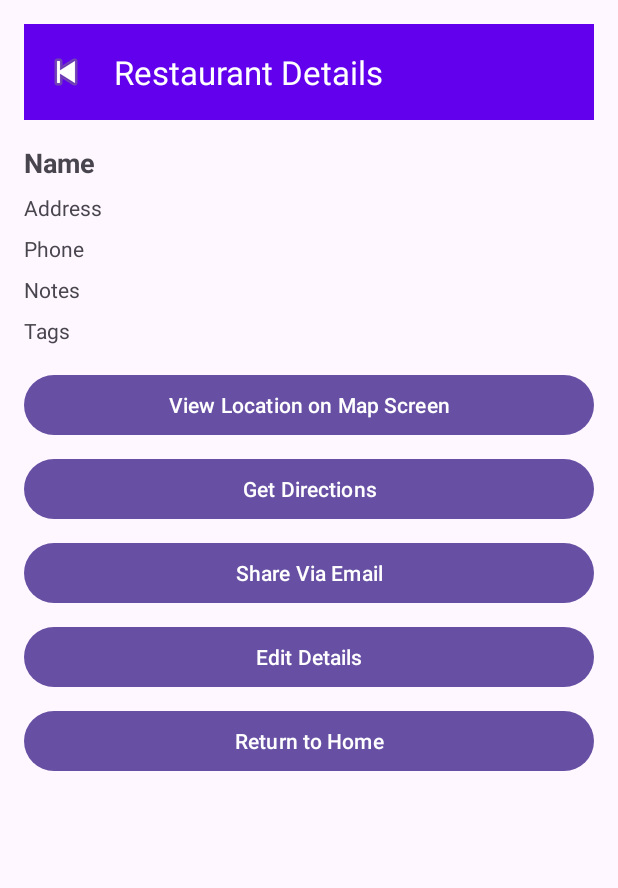
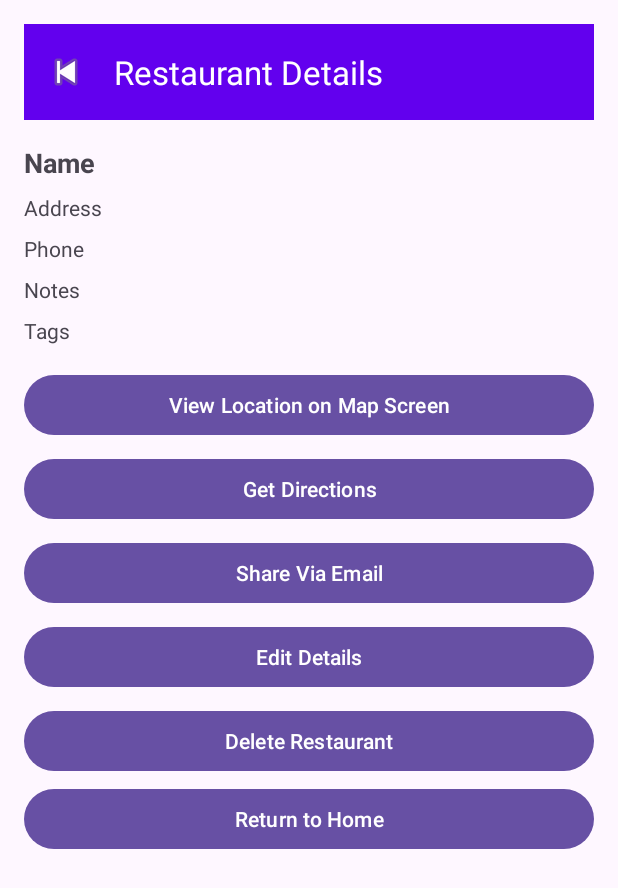
Before and after one commit to YousufSal128/G18-Personal_Restaurant_Guide-Project-Comp3074, an Android app: the RestaurantDetailActivity screen opened directly, with no data from a screen before it, on a phone screen of 412 x 824 dp. Shown: the top 888 px of the screen. Run offline under Robolectric (Android 15) with nearby library versions, the phone set to English and light mode, and no system bars.

Commit message:
added deleteRestaurant

```diff
--- a/app/src/main/res/layout/activity_restaurant_detail.xml
+++ b/app/src/main/res/layout/activity_restaurant_detail.xml
@@ -111,13 +111,25 @@
         android:layout_marginTop="8dp" />
 
     <Button
+        android:id="@+id/btnDelete"
+        android:layout_width="0dp"
+        android:layout_height="wrap_content"
+        android:layout_marginTop="8dp"
+        android:text="Delete Restaurant"
+        app:layout_constraintTop_toBottomOf="@id/btnEditDetails"
+        app:layout_constraintStart_toStartOf="parent"
+        app:layout_constraintEnd_toEndOf="parent" />
+
+    <Button
         android:id="@+id/btnReturnHome"
         android:layout_width="0dp"
         android:layout_height="wrap_content"
+        android:layout_marginTop="60dp"
         android:text="Return to Home"
-        app:layout_constraintTop_toBottomOf="@id/btnEditDetails"
+        app:layout_constraintEnd_toEndOf="parent"
+        app:layout_constraintHorizontal_bias="0.0"
         app:layout_constraintStart_toStartOf="parent"
-        app:layout_constraintEnd_toEndOf="parent"
-        android:layout_marginTop="8dp" />
+        app:layout_constraintTop_toBottomOf="@id/btnEditDetails" />
+
 
 </androidx.constraintlayout.widget.ConstraintLayout>
```
Also changed, not shown: app/src/main/java/com/example/g18_project_comp3074/DBHelper.java (+14 -0 lines), app/src/main/java/com/example/g18_project_comp3074/RestaurantDetailActivity.java (+36 -1 lines).
